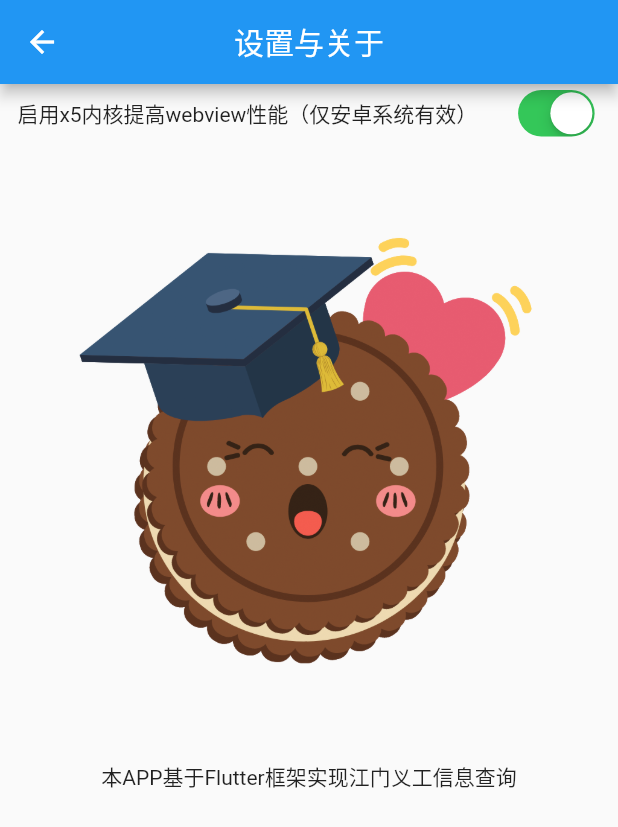
After one commit to MartinMugiMai/flujmyg, a Flutter app: the screen it shows after launch, after a tap on "设置关于", on a phone screen of 412 x 824 dp. The commit adds this screen. Shown: the top 827 px of the screen. Run offline on Flutter 3.47's test engine with Material 2 defaults, Android fonts, the phone set to English and light mode, and no system bars; our stand-ins replace dio, webview_flutter; missing offline and left inert: dart:ffi, flutter_svprogresshud, x5_webview.

Commit message:
打磨细节，增加设置页面和切换webview内核（仅安卓有效，iOS无这个需要）

```diff
--- a/lib/firstpage.dart
+++ b/lib/firstpage.dart
@@ -6,16 +6,19 @@ import 'package:flujmyg/countermodel.dart';
 import 'package:flujmyg/secondpage.dart';
 import 'package:flujmyg/historySerPage.dart';
 import 'package:flujmyg/serTimePage.dart';
+import 'package:flujmyg/settingPage.dart';
 import 'package:flujmyg/HttpDio.dart';
 import 'dart:convert';
 import 'package:flujmyg/sessionStrmodel.dart';
 import 'package:flujmyg/ygInfoModel.dart';
 import 'package:flujmyg/localRealNameModel.dart';
 import 'package:flujmyg/localDeptNameModel.dart';
+import 'package:flujmyg/x5BootStateModel.dart';
 
 import 'package:x5_webview/x5_webview.dart';
 import 'package:x5_webview/x5_sdk.dart';
 import 'package:flutter/src/foundation/platform.dart';
+
 
 class FirstPage extends StatefulWidget {
   @override
@@ -105,7 +108,7 @@ class _FirstPageState extends State<FirstPage> {
       return Scaffold(
         appBar: AppBar(
           centerTitle: true,
-          title: Text('flutter实现的江门义工时查询'),
+          title: Text('江门义工时查询'),
           actions: <Widget>[
             FlatButton(
                 child: Text(dengPageButtonTitle),
@@ -120,6 +123,7 @@ class _FirstPageState extends State<FirstPage> {
         ),
         body: Center(
           child: Column(
+            mainAxisAlignment : MainAxisAlignment.spaceAround,
             children: <Widget>[
               //Text("${wangStateCode}"),
 
@@ -173,8 +177,13 @@ class _FirstPageState extends State<FirstPage> {
                     //'http://113.107.136.252/Mobile/Member/activityList.do?type=3&sessionStr=${Provider.of<SessionStr>(context, listen: true).sessionStr}'
                     if(defaultTargetPlatform == TargetPlatform.android){
                       //X5Sdk.openWebActivity("https://www.baidu.com",title: "web页面")
+                      if(Provider.of<X5BootState>(context, listen: false).x5BootState == true){
+                        X5Sdk.openWebActivity('http://113.107.136.252/Mobile/Member/activityList.do?type=3&sessionStr=${Provider.of<SessionStr>(context, listen: false).sessionStr}',title: "历史活动")
+                      }else if(Provider.of<X5BootState>(context, listen: false).x5BootState == false){
+                        Navigator.push(context, MaterialPageRoute(builder: (context) {return HistorySerPage();}))
+                      }
                       //Navigator.push(context, MaterialPageRoute(builder: (context) {return HistorySerPage();}))
-                      X5Sdk.openWebActivity('http://113.107.136.252/Mobile/Member/activityList.do?type=3&sessionStr=${Provider.of<SessionStr>(context, listen: false).sessionStr}',title: "历史活动")
+                      //X5Sdk.openWebActivity('http://113.107.136.252/Mobile/Member/activityList.do?type=3&sessionStr=${Provider.of<SessionStr>(context, listen: false).sessionStr}',title: "历史活动")
                     }else{
                       Navigator.push(context, MaterialPageRoute(builder: (context) {return HistorySerPage();}))
                     }
@@ -202,8 +211,14 @@ class _FirstPageState extends State<FirstPage> {
 
                       //加入跳转函数
                       if(defaultTargetPlatform == TargetPlatform.android){
-                      //X5Sdk.openWebActivity("https://www.baidu.com",title: "web页面")
-                      X5Sdk.openWebActivity('http://113.107.136.252/Mobile/Member/serviceTotal.do?sessionStr=${Provider.of<SessionStr>(context, listen: false).sessionStr}',title: "服务时长")
+                        if(Provider.of<X5BootState>(context, listen: false).x5BootState == true){
+                          X5Sdk.openWebActivity('http://113.107.136.252/Mobile/Member/serviceTotal.do?sessionStr=${Provider.of<SessionStr>(context, listen: false).sessionStr}',title: "服务时长")
+                        }else if(Provider.of<X5BootState>(context, listen: false).x5BootState == false){
+                          Navigator.push(context, MaterialPageRoute(builder: (context) {return SerTimePage();}))
+                        }
+                        //X5Sdk.openWebActivity("https://www.baidu.com",title: "web页面")
+
+                        //X5Sdk.openWebActivity('http://113.107.136.252/Mobile/Member/serviceTotal.do?sessionStr=${Provider.of<SessionStr>(context, listen: false).sessionStr}',title: "服务时长")
                       }else{
                       //Navigator.push(context, MaterialPageRoute(builder: (context) {return SerTimePage();}))
                       Navigator.push(context, MaterialPageRoute(builder: (context) {return SerTimePage();}))
@@ -211,8 +226,15 @@ class _FirstPageState extends State<FirstPage> {
 
                       }//onPressed
                     ),
+
                 ],
               ),
+
+              FlatButton(onPressed: () =>{
+                Navigator.push(context, MaterialPageRoute(builder: (context){return SettingPage();}))
+                },
+                child: Text('设置关于')
+                ),
 
 
 
@@ -225,7 +247,7 @@ class _FirstPageState extends State<FirstPage> {
       return Scaffold(
         appBar: AppBar(
           centerTitle: true,
-          title: Text('flutter实现的江门义工时查询'),
+          title: Text('江门义工时查询'),
           actions: <Widget>[
             FlatButton(
                 child: Text(dengPageButtonTitle),
@@ -249,9 +271,17 @@ class _FirstPageState extends State<FirstPage> {
               Text('右上登录江门义工网',style: TextStyle(fontSize: 20),),
               //Text('志愿者姓名：${hereRealName}'),
               //Text('所属组织：${hereDeptName}'),
+
+              FlatButton(onPressed: () =>{
+                Navigator.push(context, MaterialPageRoute(builder: (context){return SettingPage();}))
+                },
+                child: Text('设置关于')
+                ),
             ],
           ),
+
         ),
+
         // floatingActionButton: FloatingActionButton(
         //   onPressed: () {
         //     Provider.of<Counter>(context, listen: false).increment();
--- a/lib/main.dart
+++ b/lib/main.dart
@@ -5,6 +5,7 @@ import 'package:flujmyg/countermodel.dart';
 import 'package:flujmyg/sessionStrmodel.dart';
 import 'package:flujmyg/localRealNameModel.dart';
 import 'package:flujmyg/localDeptNameModel.dart';
+import 'package:flujmyg/x5BootStateModel.dart';
 import 'dart:io';
 import 'package:flutter/services.dart';
 void main() {
@@ -29,6 +30,7 @@ class MyApp extends StatelessWidget {
       ChangeNotifierProvider<SessionStr>(create:(context) => SessionStr(),),
       ChangeNotifierProvider<LocalRealName>(create:(context) => LocalRealName(),),
       ChangeNotifierProvider<LocalDeptName>(create:(context) => LocalDeptName(),),
+      ChangeNotifierProvider<X5BootState>(create:(context) => X5BootState(),),
     ],
     child: MaterialApp(
       title: "江门义工查询",
--- /dev/null
+++ b/lib/settingPage.dart
@@ -0,0 +1,64 @@
+import 'package:flujmyg/x5BootStateModel.dart';
+import 'package:flutter/cupertino.dart';
+import 'package:flutter/gestures.dart';
+import 'package:flutter/material.dart';
+import 'package:provider/provider.dart';
+import 'package:flujmyg/main.dart';
+class SettingPage extends StatefulWidget {
+  @override
+  _SettingPageState createState() => _SettingPageState();
+}
+
+class _SettingPageState extends State<SettingPage> {
+  bool _switchValue = true;
+  @override
+  Widget build(BuildContext context) {
+    return Scaffold(
+      appBar: AppBar(
+        centerTitle: true,
+        title: Text('设置与关于'),
+      ),
+      body: Center(
+        child: Column(
+          children: [
+            Row(
+              mainAxisAlignment : MainAxisAlignment.spaceAround,
+              children: [
+                Text("启用x5内核提高webview性能（仅安卓系统有效）"),
+                CupertinoSwitch(
+                  value: Provider.of<X5BootState>(context, listen: false).x5BootState,
+                  onChanged: (bool value) {
+                    setState(() {
+                      this._switchValue = value;
+                      //用状态管理将x5内核的状态变量全局化
+                      Provider.of<X5BootState>(context, listen: false).gaix5BootState(this._switchValue);
+                      print(Provider.of<X5BootState>(context, listen: false).x5BootState);
+                    });
+                  },
+                ),
+              ],
+            ),
+            Image.asset('assets/flujmyg.png'),
+            Text('本APP基于Flutter框架实现江门义工信息查询'),
+            // ListView(
+            //   scrollDirection: Axis.vertical,
+            //   shrinkWrap: false,
+            //   children: [
+            //     CupertinoSwitch(
+            //       value: this._switchValue,
+            //       onChanged: (bool value) {
+            //         setState(() {
+            //           this._switchValue = value;
+            //         });
+            //       },
+            //     ),
+
+            //   ],
+            // )
+          ],
+        ),
+      ),
+
+    );
+  }
+}
--- a/lib/vstudentsInfo.dart
+++ /dev/null
@@ -1,9 +0,0 @@
-import 'package:flutter/cupertino.dart';
-class VstudentsInfo extends StatelessWidget {
-  @override
-  Widget build(BuildContext context) {
-    return Container(
-
-    );
-  }
-}
--- /dev/null
+++ b/lib/x5BootStateModel.dart
@@ -0,0 +1,19 @@
+import 'package:flutter/material.dart';
+import 'package:provider/provider.dart';
+
+class X5BootState with ChangeNotifier{
+  // int _count = 0;
+  // int get count => _count;
+  // void increment(){
+  //   _count++;
+  //   notifyListeners();
+  // }
+
+  bool _x5BootState = true;
+  bool get x5BootState => _x5BootState;
+  void gaix5BootState(bool stateCode){
+    _x5BootState = stateCode;
+    notifyListeners();
+  }
+
+}
```
